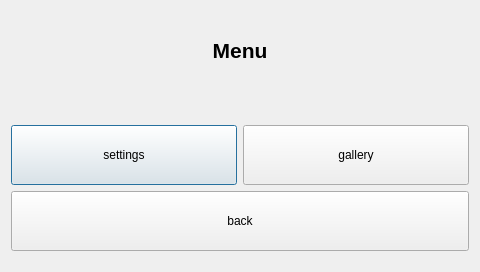
This is video_stream/menu_dialog.ui in SaadOjo/peephole_qt as Qt 5 draws it before an edit. The edited form follows.
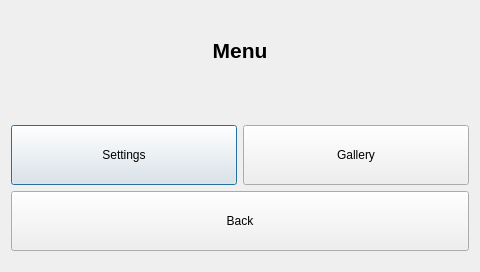
This is the edited form.

```diff
--- a/video_stream/menu_dialog.ui
+++ b/video_stream/menu_dialog.ui
@@ -86,7 +86,7 @@
           </size>
          </property>
          <property name="text">
-          <string>settings</string>
+          <string>Settings</string>
          </property>
         </widget>
        </item>
@@ -99,7 +99,7 @@
           </sizepolicy>
          </property>
          <property name="text">
-          <string>gallery</string>
+          <string>Gallery</string>
          </property>
         </widget>
        </item>
@@ -120,7 +120,7 @@
         </size>
        </property>
        <property name="text">
-        <string>back</string>
+        <string>Back</string>
        </property>
       </widget>
      </item>
```
